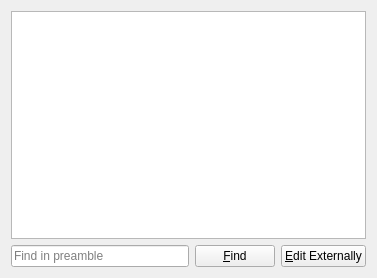
This is src/frontends/qt/ui/PreambleUi.ui in kojiOnHill/lyx as Qt 5 draws it before an edit. The edited form follows.
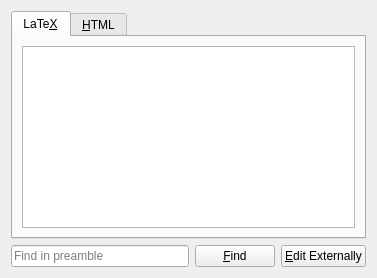
This is the edited form.

```diff
--- a/src/frontends/qt/ui/PreambleUi.ui
+++ b/src/frontends/qt/ui/PreambleUi.ui
@@ -13,22 +13,48 @@
   <property name="windowTitle">
    <string/>
   </property>
-  <layout class="QGridLayout">
-   <property name="leftMargin">
-    <number>11</number>
-   </property>
-   <property name="topMargin">
-    <number>11</number>
-   </property>
-   <property name="rightMargin">
-    <number>11</number>
-   </property>
-   <property name="bottomMargin">
-    <number>11</number>
-   </property>
-   <property name="spacing">
-    <number>6</number>
-   </property>
+  <layout class="QGridLayout" name="gridLayout_3">
+   <item row="0" column="0" colspan="3">
+    <widget class="QTabWidget" name="preamblesTW">
+     <property name="currentIndex">
+      <number>0</number>
+     </property>
+     <widget class="QWidget" name="tab">
+      <attribute name="title">
+       <string>LaTe&amp;X</string>
+      </attribute>
+      <layout class="QGridLayout" name="gridLayout">
+       <item row="0" column="0">
+        <widget class="QTextEdit" name="latexPreambleTE">
+         <property name="inputMethodHints">
+          <set>Qt::ImhMultiLine|Qt::ImhPreferLatin</set>
+         </property>
+         <property name="acceptRichText">
+          <bool>false</bool>
+         </property>
+        </widget>
+       </item>
+      </layout>
+     </widget>
+     <widget class="QWidget" name="tab_2">
+      <attribute name="title">
+       <string>&amp;HTML</string>
+      </attribute>
+      <layout class="QGridLayout" name="gridLayout_2">
+       <item row="0" column="0">
+        <widget class="QTextEdit" name="htmlPreambleTE">
+         <property name="inputMethodHints">
+          <set>Qt::ImhMultiLine|Qt::ImhPreferLatin</set>
+         </property>
+         <property name="acceptRichText">
+          <bool>false</bool>
+         </property>
+        </widget>
+       </item>
+      </layout>
+     </widget>
+    </widget>
+   </item>
    <item row="1" column="0">
     <widget class="QLineEdit" name="findLE">
      <property name="placeholderText">
@@ -53,16 +79,6 @@
      </property>
     </widget>
    </item>
-   <item row="0" column="0" colspan="3">
-    <widget class="QTextEdit" name="preambleTE">
-     <property name="inputMethodHints">
-      <set>Qt::ImhMultiLine|Qt::ImhPreferLatin</set>
-     </property>
-     <property name="acceptRichText">
-      <bool>false</bool>
-     </property>
-    </widget>
-   </item>
   </layout>
  </widget>
  <includes>
```
